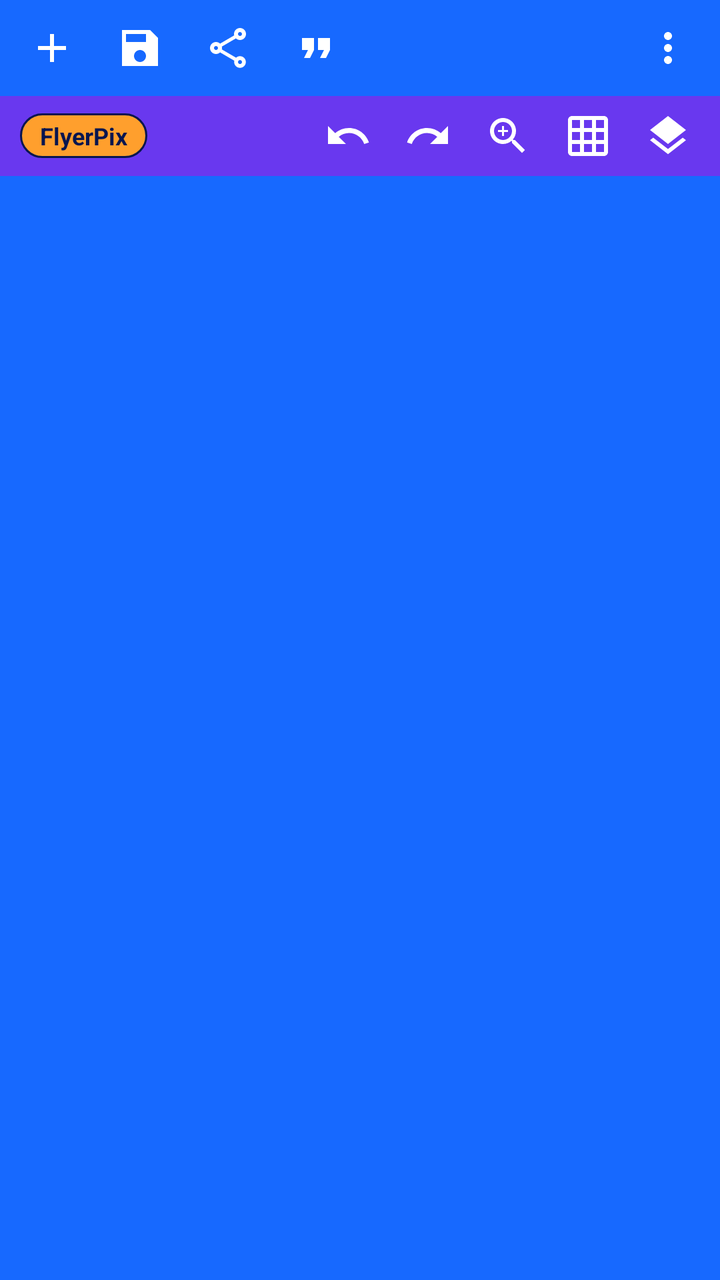
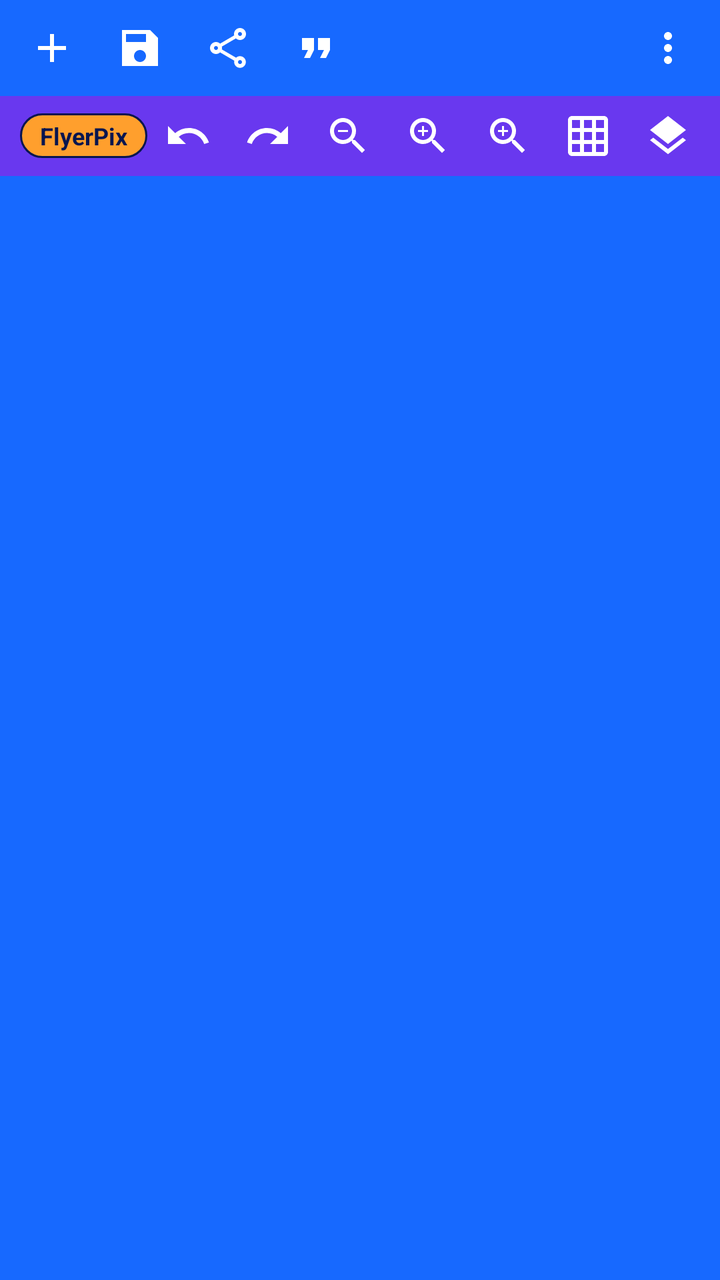

Before-and-after screenshots of an Android layout around one commit, followed by the original layout XML and the change that was made.
<!-- AndroidManifest.xml: application theme AppTheme -->
<!-- res/layout/layout_authentic_top_bar.xml -->
<?xml version="1.0" encoding="utf-8"?>
<LinearLayout xmlns:android="http://schemas.android.com/apk/res/android"
    xmlns:app="http://schemas.android.com/apk/res-auto"
    android:id="@+id/authenticTopBarContainer"
    android:layout_width="match_parent"
    android:layout_height="wrap_content"
    android:background="@color/brand_blue"
    android:elevation="6dp"
    android:orientation="vertical">

    
    <LinearLayout
        android:id="@+id/topBarRow1"
        android:layout_width="match_parent"
        android:layout_height="48dp"
        android:gravity="center_vertical"
        android:orientation="horizontal"
        android:paddingHorizontal="4dp">

        <ImageButton
            android:id="@+id/btnTopAdd"
            android:layout_width="44dp"
            android:layout_height="44dp"
            android:background="?attr/selectableItemBackgroundBorderless"
            android:contentDescription="Tambah Objek"
            android:src="@drawable/ic_add_24px"
            app:tint="@android:color/white" />

        <ImageButton
            android:id="@+id/btnTopSave"
            android:layout_width="44dp"
            android:layout_height="44dp"
            android:background="?attr/selectableItemBackgroundBorderless"
            android:contentDescription="Simpan"
            android:src="@drawable/ic_sharp_save_24px"
            app:tint="@android:color/white" />

        <ImageButton
            android:id="@+id/btnTopShare"
            android:layout_width="44dp"
            android:layout_height="44dp"
            android:background="?attr/selectableItemBackgroundBorderless"
            android:contentDescription="Bagikan"
            android:src="@drawable/ic_outline_share_24px"
            app:tint="@android:color/white" />

        <ImageButton
            android:id="@+id/btnTopQuotes"
            android:layout_width="44dp"
            android:layout_height="44dp"
            android:background="?attr/selectableItemBackgroundBorderless"
            android:contentDescription="Kutipan"
            android:src="@drawable/ic_format_quote_24px"
            app:tint="@android:color/white" />

        <View
            android:layout_width="0dp"
            android:layout_height="1dp"
            android:layout_weight="1" />

        <ImageButton
            android:id="@+id/btnTopOverflow"
            android:layout_width="44dp"
            android:layout_height="44dp"
            android:background="?attr/selectableItemBackgroundBorderless"
            android:contentDescription="Menu Lainnya"
            android:src="@drawable/ic_more_vert_24px"
            app:tint="@android:color/white" />
    </LinearLayout>

    
    <LinearLayout
        android:id="@+id/topBarRow2"
        android:layout_width="match_parent"
        android:layout_height="40dp"
        android:background="@color/brand_violet"
        android:gravity="center_vertical"
        android:orientation="horizontal"
        android:paddingHorizontal="6dp">

        <TextView
            android:id="@+id/tvPixelLabBadge"
            android:layout_width="wrap_content"
            android:layout_height="wrap_content"
            android:layout_marginStart="4dp"
            android:background="@drawable/bg_pixellab_badge"
            android:text="FlyerPix"
            android:textColor="@color/brand_navy"
            android:textSize="12sp"
            android:textStyle="bold" />

        <View
            android:layout_width="0dp"
            android:layout_height="1dp"
            android:layout_weight="1" />

        <ImageButton
            android:id="@+id/btnTopUndo"
            android:layout_width="40dp"
            android:layout_height="40dp"
            android:background="?attr/selectableItemBackgroundBorderless"
            android:contentDescription="Undo"
            android:src="@drawable/ic_sharp_undo_24px"
            app:tint="@android:color/white" />

        <ImageButton
            android:id="@+id/btnTopRedo"
            android:layout_width="40dp"
            android:layout_height="40dp"
            android:background="?attr/selectableItemBackgroundBorderless"
            android:contentDescription="Redo"
            android:src="@drawable/ic_sharp_redo_24px"
            app:tint="@android:color/white" />

        <ImageButton
            android:id="@+id/btnTopZoom"
            android:layout_width="40dp"
            android:layout_height="40dp"
            android:background="?attr/selectableItemBackgroundBorderless"
            android:contentDescription="Zoom"
            android:src="@drawable/ic_zoom_in_24px"
            app:tint="@android:color/white" />

        <ImageButton
            android:id="@+id/btnTopGrid"
            android:layout_width="40dp"
            android:layout_height="40dp"
            android:background="?attr/selectableItemBackgroundBorderless"
            android:contentDescription="Grid"
            android:src="@drawable/ic_grid_on_24px"
            app:tint="@android:color/white" />

        <ImageButton
            android:id="@+id/btnTopLayers"
            android:layout_width="40dp"
            android:layout_height="40dp"
            android:background="?attr/selectableItemBackgroundBorderless"
            android:contentDescription="Layers"
            android:src="@drawable/ic_layers_24px"
            app:tint="@android:color/white" />
    </LinearLayout>

</LinearLayout>
<!-- resources referenced by this layout -->
<resources>
  <color name="brand_blue">#1769FF</color>
  <color name="brand_navy">#07164F</color>
  <color name="brand_violet">#6938EF</color>
  <!-- drawable ic_add_24px (drawable) -->
  <vector xmlns:android="http://schemas.android.com/apk/res/android"
      android:width="24dp"
      android:height="24dp"
      android:viewportWidth="24"
      android:viewportHeight="24">
    <path
        android:fillColor="@android:color/white"
        android:pathData="M19,13h-6v6h-2v-6H5v-2h6V5h2v6h6v2z"/>
  </vector>
  <!-- drawable ic_format_quote_24px (drawable) -->
  <vector xmlns:android="http://schemas.android.com/apk/res/android"
      android:width="24dp"
      android:height="24dp"
      android:viewportWidth="24"
      android:viewportHeight="24">
    <path
        android:fillColor="@android:color/white"
        android:pathData="M6,17h3l2,-4V7H5v6h3zm8,0h3l2,-4V7h-6v6h3z"/>
  </vector>
  <color name="brand_orange">#FF9F2D</color>
  <color name="white">#fff</color>
  <color name="black">#000</color>
  <color name="gray">#616161</color>
  <style name="AppBottomNavigation" parent="Widget.MaterialComponents.BottomNavigationView.Colored">
  
      </style>
  <style name="AppButton" parent="Widget.MaterialComponents.Button.UnelevatedButton">
          <item name="strokeColor">@color/brand_blue</item>
          <item name="strokeWidth">1dp</item>
          <item name="android:textColor">@color/brand_blue</item>
      </style>
  <style name="ButtonText" parent="TextAppearance.MaterialComponents.Button">
          <item name="fontFamily">@font/raleway_semibold</item>
      </style>
  <style name="Body1Text" parent="TextAppearance.MaterialComponents.Body1">
          <item name="fontFamily">@font/raleway_semibold</item>
      </style>
  <style name="Body2Text" parent="TextAppearance.MaterialComponents.Body2">
          <item name="fontFamily">@font/raleway_semibold</item>
      </style>
  <style name="CaptionText" parent="TextAppearance.MaterialComponents.Caption">
          <item name="fontFamily">@font/raleway_semibold</item>
      </style>
  <style name="Headline4Text" parent="TextAppearance.MaterialComponents.Headline6">
          <item name="fontFamily">@font/raleway_semibold</item>
      </style>
  <style name="Headline5Text" parent="TextAppearance.MaterialComponents.Headline6">
          <item name="fontFamily">@font/raleway_semibold</item>
      </style>
  <style name="Headline6Text" parent="TextAppearance.MaterialComponents.Headline6">
          <item name="fontFamily">@font/raleway_semibold</item>
      </style>
  <style name="AppFloatingActionButton" parent="Widget.MaterialComponents.FloatingActionButton">
          <item name="shapeAppearanceOverlay">@style/FloatingActionButton</item>
      </style>
  <style name="SmallComponent" parent="ShapeAppearance.MaterialComponents.SmallComponent">
          <item name="cornerFamily">cut</item>
          <item name="cornerSize">0dp</item>
      </style>
  <style name="MediumComponent" parent="ShapeAppearance.MaterialComponents.MediumComponent">
          <item name="cornerFamily">cut</item>
          <item name="cornerSize">0dp</item>
      </style>
  <style name="LargeComponent" parent="ShapeAppearance.MaterialComponents.LargeComponent">
          <item name="cornerFamily">cut</item>
          <item name="cornerSize">0dp</item>
      </style>
  <style name="FloatingActionButton" parent="ShapeAppearanceOverlay.MaterialComponents.FloatingActionButton">
      </style>
  <!-- unchanged entries left out for length: 11 -->
</resources>

<!-- the commit's change to res/layout/layout_authentic_top_bar.xml (unified diff, before → after) -->
@@ -113,11 +113,29 @@
             app:tint="@android:color/white" />
 
         <ImageButton
+            android:id="@+id/btnTopZoomOut"
+            android:layout_width="40dp"
+            android:layout_height="40dp"
+            android:background="?attr/selectableItemBackgroundBorderless"
+            android:contentDescription="Zoom Keluar"
+            android:src="@drawable/ic_zoom_out_24px"
+            app:tint="@android:color/white" />
+
+        <ImageButton
             android:id="@+id/btnTopZoom"
             android:layout_width="40dp"
             android:layout_height="40dp"
             android:background="?attr/selectableItemBackgroundBorderless"
-            android:contentDescription="Zoom"
+            android:contentDescription="Reset Zoom"
+            android:src="@drawable/ic_zoom_in_24px"
+            app:tint="@android:color/white" />
+
+        <ImageButton
+            android:id="@+id/btnTopZoomIn"
+            android:layout_width="40dp"
+            android:layout_height="40dp"
+            android:background="?attr/selectableItemBackgroundBorderless"
+            android:contentDescription="Zoom Masuk"
             android:src="@drawable/ic_zoom_in_24px"
             app:tint="@android:color/white" />
 
<!-- resource entries referenced after the edit -->
@@ -22,6 +22,16 @@
     <path
         android:fillColor="@android:color/white"
         android:pathData="M6,17h3l2,-4V7H5v6h3zm8,0h3l2,-4V7h-6v6h3z"/>
+  </vector>
+  <!-- drawable ic_zoom_out_24px (drawable) -->
+  <vector xmlns:android="http://schemas.android.com/apk/res/android"
+      android:width="24dp"
+      android:height="24dp"
+      android:viewportWidth="24"
+      android:viewportHeight="24">
+    <path
+        android:fillColor="#FFFFFFFF"
+        android:pathData="M15.5,14h-0.79l-0.28,-0.27C15.41,12.59 16,11.11 16,9.5 16,5.91 13.09,3 9.5,3S3,5.91 3,9.5 5.91,16 9.5,16c1.61,0 3.09,-0.59 4.23,-1.57l0.27,0.28v0.79l5,4.99L20.49,19l-4.99,-5zM9.5,14C7.01,14 5,11.99 5,9.5S7.01,5 9.5,5 14,7.01 14,9.5 11.99,14 9.5,14zM7,9h5v1H7V9z"/>
   </vector>
   <color name="brand_orange">#FF9F2D</color>
   <color name="white">#fff</color>
